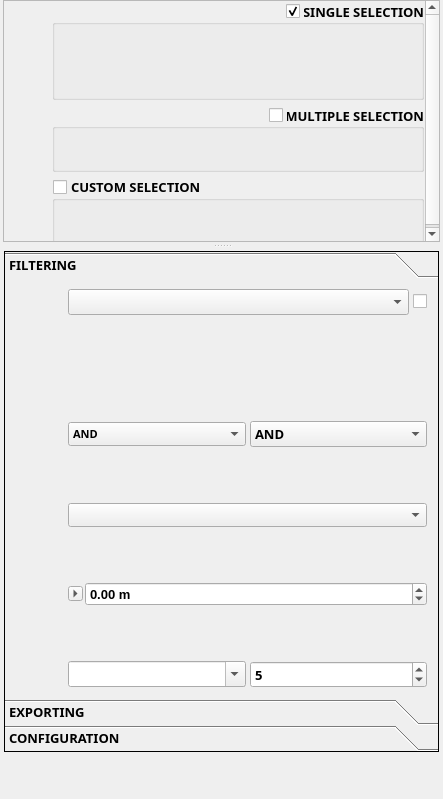
This is filter_mate_dockwidget_base.ui in sducournau/filter_mate as Qt 5 draws it before an edit. The edited form follows.
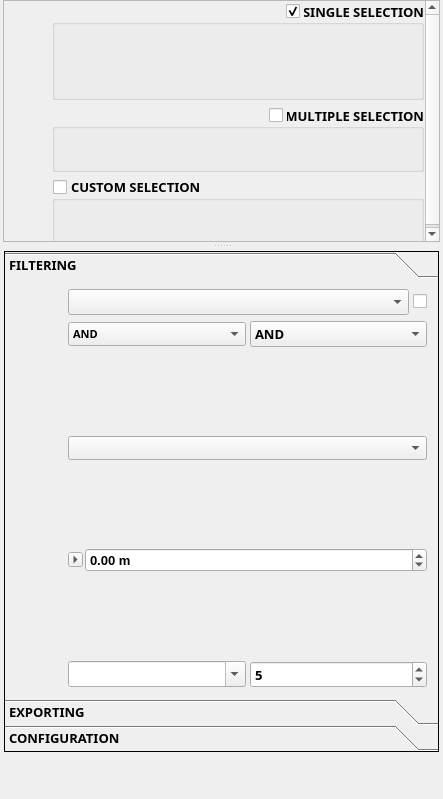
This is the edited form. Icons and pictures are not drawn. Custom widgets are drawn as their Qt base class.

Commit message:
refactor(C1): extract FinishedHandler + polish raster panel UI
- Extract FinishedHandler from FilterEngineTask (US-C1.3.3, 540 lines)
- Adjust raster GroupBox margins, spacing, and size policies for better layout
- Remove redundant vertical spacer from .ui file
- Update ui_elements spacer registry accordingly

```diff
--- a/filter_mate_dockwidget_base.ui
+++ b/filter_mate_dockwidget_base.ui
@@ -2177,28 +2177,12 @@
                        <enum>Qt::Vertical</enum>
                       </property>
                       <property name="sizeType">
-                       <enum>QSizePolicy::Expanding</enum>
+                       <enum>QSizePolicy::Fixed</enum>
                       </property>
                       <property name="sizeHint" stdset="0">
                        <size>
                         <width>20</width>
-                        <height>4</height>
-                       </size>
-                      </property>
-                     </spacer>
-                    </item>
-                    <item>
-                     <spacer name="verticalSpacer_filtering_values_search_bottom">
-                      <property name="orientation">
-                       <enum>Qt::Vertical</enum>
-                      </property>
-                      <property name="sizeType">
-                       <enum>QSizePolicy::Expanding</enum>
-                      </property>
-                      <property name="sizeHint" stdset="0">
-                       <size>
-                        <width>20</width>
-                        <height>4</height>
+                        <height>2</height>
                        </size>
                       </property>
                      </spacer>
```
The commit also changes 4 other files.
